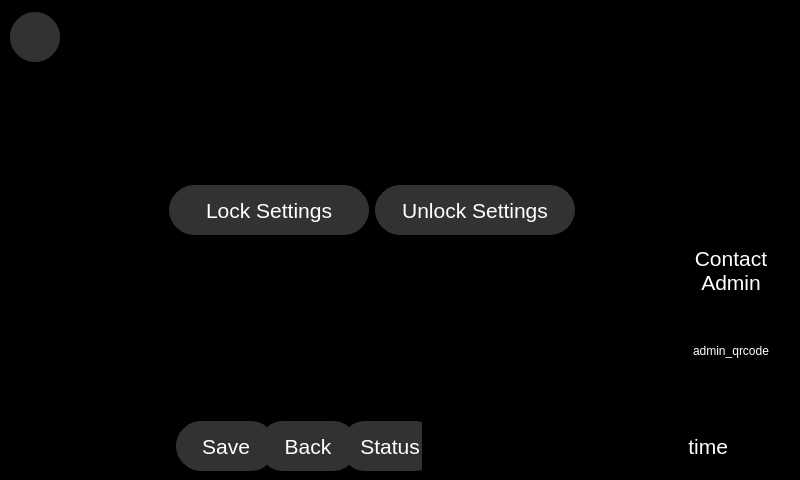
The window that qt_design/main_window.ui (zyl120/Naloxone_Safety_Kit) describes before a commit, drawn with Qt 5.
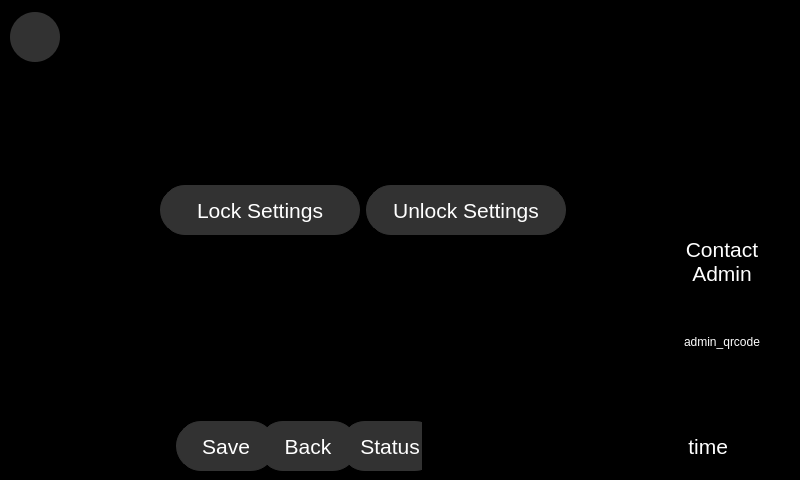
The same window after the commit. Icons and pictures are not drawn.

Commit message: fix qr code loc

Patch:
```diff
--- a/qt_design/main_window.ui
+++ b/qt_design/main_window.ui
@@ -1198,6 +1198,24 @@
                </spacer>
               </item>
               <item>
+               <widget class="QFrame" name="frame_7">
+                <property name="minimumSize">
+                 <size>
+                  <width>0</width>
+                  <height>0</height>
+                 </size>
+                </property>
+                <property name="styleSheet">
+                 <string notr="true">.QFrame{color:white;border-radius: 5px;border-width:1px;}</string>
+                </property>
+                <property name="frameShape">
+                 <enum>QFrame::StyledPanel</enum>
+                </property>
+                <property name="frameShadow">
+                 <enum>QFrame::Raised</enum>
+                </property>
+                <layout class="QVBoxLayout" name="verticalLayout_49">
+                 <item>
                <widget class="QLabel" name="label_5">
                 <property name="sizePolicy">
                  <sizepolicy hsizetype="Fixed" vsizetype="Preferred">
@@ -1263,6 +1281,9 @@
                 <property name="alignment">
                  <set>Qt::AlignCenter</set>
                 </property>
+                  </widget>
+                 </item>
+                </layout>
                </widget>
               </item>
              </layout>
```
Lines whose indentation alone changed are shown as unchanged. The commit also changes 2 other files.
